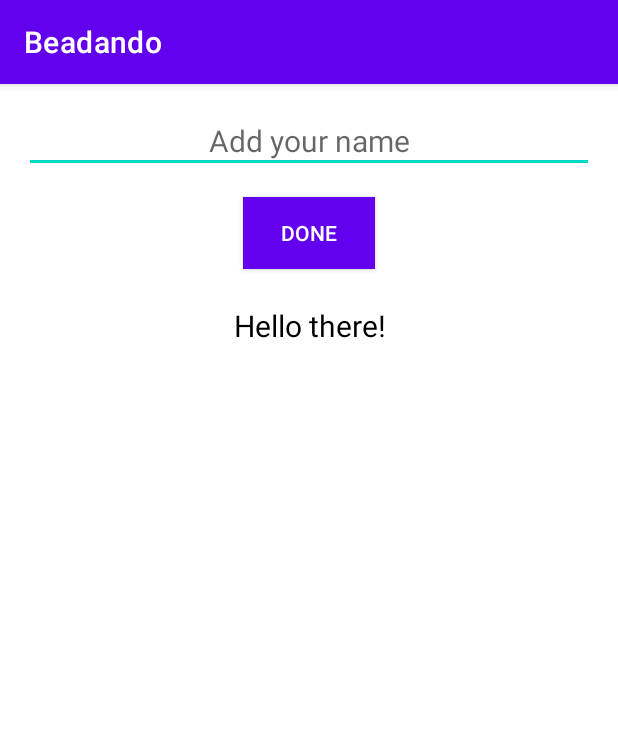
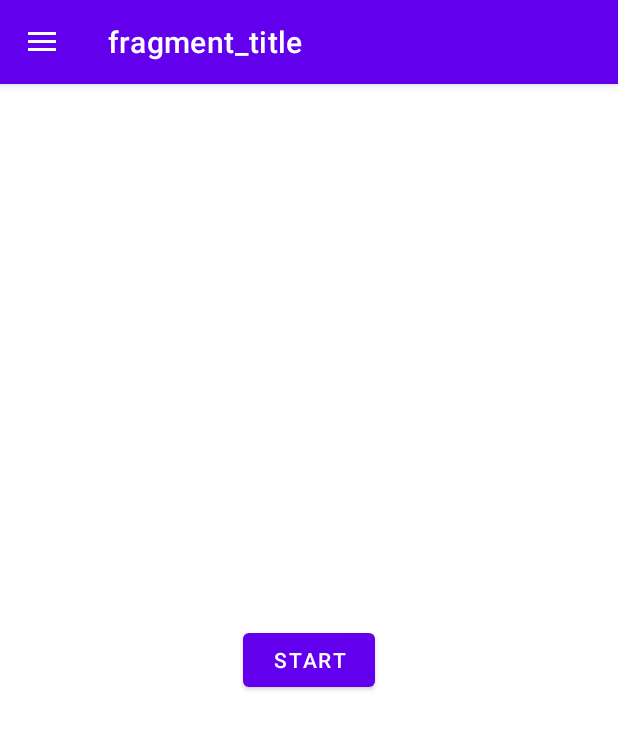
Before and after one commit to marcszeg/mobilHW, an Android app: the screen it shows after launch (MainActivity), on a phone screen of 412 x 824 dp. Shown: the top 729 px of the screen. Run offline under Robolectric (Android 15) with nearby library versions, the phone set to English and light mode, and no system bars; our stand-ins replace data binding, navigation-ui.

Commit message:
About és title fragment mukszik

```diff
--- a/app/build.gradle
+++ b/app/build.gradle
@@ -1,6 +1,7 @@
 plugins {
     id 'com.android.application'
     id 'kotlin-android'
+    id 'androidx.navigation.safeargs'
 }
 
 android {
@@ -43,6 +44,9 @@ dependencies {
     implementation 'androidx.appcompat:appcompat:1.2.0'
     implementation 'com.google.android.material:material:1.2.1'
     implementation 'androidx.constraintlayout:constraintlayout:2.0.4'
+    implementation 'androidx.legacy:legacy-support-v4:1.0.0'
+    implementation 'androidx.navigation:navigation-fragment-ktx:2.3.2'
+    implementation 'androidx.navigation:navigation-ui-ktx:2.3.2'
     testImplementation 'junit:junit:4.+'
     androidTestImplementation 'androidx.test.ext:junit:1.1.2'
     androidTestImplementation 'androidx.test.espresso:espresso-core:3.3.0'
--- a/app/src/main/java/com/example/beadando/MainActivity.kt
+++ b/app/src/main/java/com/example/beadando/MainActivity.kt
@@ -9,14 +9,20 @@ import android.widget.Button
 import android.widget.EditText
 import android.widget.TextView
 import androidx.databinding.DataBindingUtil
+import androidx.drawerlayout.widget.DrawerLayout
+import androidx.navigation.findNavController
+import androidx.navigation.ui.NavigationUI
 import com.example.beadando.databinding.ActivityMainBinding
 
 class MainActivity : AppCompatActivity() {
-    private lateinit var binding: ActivityMainBinding
+    /*private lateinit var binding: ActivityMainBinding
     private val myAnswer: MyAnswer = MyAnswer("Hello there!")
 
     override fun onCreate(savedInstanceState: Bundle?) {
         super.onCreate(savedInstanceState)
+
+        binding = DataBindingUtil.setContentView<ActivityMainBinding>(this, R.layout.activity_main)
+
         binding = DataBindingUtil.setContentView(this, R.layout.activity_main)
         //setContentView(R.layout.activity_main)                                        // E helyett a binding
 
@@ -63,5 +69,22 @@ class MainActivity : AppCompatActivity() {
         editText.requestFocus()                                                         // Billentyűzet megjelenítése
         val imm = getSystemService(Context.INPUT_METHOD_SERVICE) as InputMethodManager
         imm.showSoftInput(editText, 0)
+    }*/
+
+    private lateinit var drawerLayout: DrawerLayout
+
+    override fun onCreate(savedInstanceState: Bundle?) {
+        super.onCreate(savedInstanceState)
+        @Suppress("UNUSED_VARIABLE")
+        val binding = DataBindingUtil.setContentView<ActivityMainBinding>(this, R.layout.activity_main)
+        drawerLayout = binding.drawerLayout
+        val navController = this.findNavController(R.id.navHostFragment)
+        NavigationUI.setupActionBarWithNavController(this, navController, drawerLayout)
+        NavigationUI.setupWithNavController(binding.navView, navController)
+    }
+
+    override fun onSupportNavigateUp(): Boolean {
+        val navController = this.findNavController(R.id.navHostFragment)
+        return NavigationUI.navigateUp(navController, drawerLayout)
     }
 }
--- /dev/null
+++ b/app/src/main/java/com/example/beadando/TitleFragment.kt
@@ -0,0 +1,21 @@
+package com.example.beadando
+
+import android.os.Bundle
+import androidx.fragment.app.Fragment
+import android.view.LayoutInflater
+import android.view.View
+import android.view.ViewGroup
+import androidx.databinding.DataBindingUtil
+import androidx.navigation.findNavController
+import com.example.beadando.databinding.FragmentTitleBinding
+
+class TitleFragment : Fragment() {
+
+    override fun onCreateView(inflater: LayoutInflater, container: ViewGroup?, savedInstanceState: Bundle?): View? {
+        val binding = DataBindingUtil.inflate<FragmentTitleBinding>(inflater, R.layout.fragment_title, container,false)
+        binding.startButton.setOnClickListener {view: View ->
+            view.findNavController().navigate(TitleFragmentDirections.actionTitleFragmentToAppMainFragment())
+        }
+        return binding.root
+    }
+}
--- a/app/src/main/res/layout/activity_main.xml
+++ b/app/src/main/res/layout/activity_main.xml
@@ -1,65 +1,33 @@
 <?xml version="1.0" encoding="utf-8"?>
-<layout xmlns:tools="http://schemas.android.com/tools"
-    xmlns:android="http://schemas.android.com/apk/res/android">
 
-    <data>
-        <variable
-            name="myAnswer"
-            type="com.example.beadando.MyAnswer" />
-    </data>
+<layout xmlns:android="http://schemas.android.com/apk/res/android"
+    xmlns:app="http://schemas.android.com/apk/res-auto">
 
-    <LinearLayout
+    <androidx.drawerlayout.widget.DrawerLayout
+        android:id="@+id/drawerLayout"
         android:layout_width="match_parent"
-        android:layout_height="match_parent"
-        android:orientation="vertical"
-        tools:context=".MainActivity">
+        android:layout_height="match_parent" >
 
-        <!-- <fragment
-            android:id="@+id/titleFragment"
-            android:name="com.example.beadando.TitleFragment"
+        <LinearLayout
             android:layout_width="match_parent"
-            android:layout_height="match_parent" /> -->
+            android:layout_height="match_parent"
+            android:orientation="vertical">
 
-        <EditText
-            android:id="@+id/nameEdit"
-            style="@style/HelloStyle"
-            android:layout_width="match_parent"
-            android:layout_height="wrap_content"
-            android:ems="10"
-            android:hint="@string/add_your_name"
-            android:inputType="textPersonName"
-            android:textAlignment="center"
-            android:textColor="#000000" />
+            <fragment
+                android:id="@+id/navHostFragment"
+                android:name="androidx.navigation.fragment.NavHostFragment"
+                android:layout_width="match_parent"
+                android:layout_height="match_parent"
+                app:defaultNavHost="true"
+                app:navGraph="@navigation/navigation" />
+        </LinearLayout>
 
-        <Button
-            android:id="@+id/done_button"
-            style="@style/Widget.AppCompat.Button.Colored"
+        <com.google.android.material.navigation.NavigationView
+            android:id="@+id/navView"
             android:layout_width="wrap_content"
-            android:layout_height="wrap_content"
-            android:layout_gravity="center_horizontal"
-            android:background="#4CAF50"
-            android:text="@string/done"
-            android:textColor="#FFFFFF" />
-
-        <TextView
-            android:id="@+id/helloT"
-            style="@style/HelloStyle"
-            android:layout_width="match_parent"
-            android:layout_height="wrap_content"
-            android:text="@{myAnswer.hello}"
-            android:textAlignment="center"
-            android:textColor="#000000"
-            android:textColorHint="#323232" />
-
-        <TextView
-            android:id="@+id/answerText"
-            style="@style/HelloStyle"
-            android:layout_width="match_parent"
-            android:layout_height="wrap_content"
-            android:text="@{myAnswer.answer}"
-            android:textAlignment="center"
-            android:textColor="#000000"
-            android:visibility="gone" />
-
-    </LinearLayout>
-</layout>
+            android:layout_height="match_parent"
+            android:layout_gravity="start"
+            app:headerLayout="@layout/nav_header"
+            app:menu="@menu/navdrawer_menu"/>
+    </androidx.drawerlayout.widget.DrawerLayout>
+    </layout>
--- /dev/null
+++ b/app/src/main/res/layout/fragment_title.xml
@@ -0,0 +1,24 @@
+<?xml version="1.0" encoding="utf-8"?>
+
+<layout xmlns:android="http://schemas.android.com/apk/res/android"
+    xmlns:app="http://schemas.android.com/apk/res-auto"
+    xmlns:tools="http://schemas.android.com/tools"
+    tools:context=".TitleFragment">
+
+    <androidx.constraintlayout.widget.ConstraintLayout
+        android:id="@+id/titleConstraint"
+        android:layout_width="match_parent"
+        android:layout_height="match_parent">
+
+        <Button
+            android:id="@+id/startButton"
+            android:layout_width="wrap_content"
+            android:layout_height="wrap_content"
+            android:text="@string/start"
+            app:layout_constraintBottom_toBottomOf="parent"
+            app:layout_constraintEnd_toEndOf="parent"
+            app:layout_constraintStart_toStartOf="parent"
+            app:layout_constraintTop_toTopOf="parent" />
+    </androidx.constraintlayout.widget.ConstraintLayout>
+
+</layout>
--- /dev/null
+++ b/app/src/main/res/menu/navdrawer_menu.xml
@@ -0,0 +1,7 @@
+<?xml version="1.0" encoding="utf-8"?>
+<menu xmlns:android="http://schemas.android.com/apk/res/android">
+
+    <item
+        android:id="@+id/aboutFragment"
+        android:title="about" />
+</menu>
--- /dev/null
+++ b/app/src/main/res/navigation/navigation.xml
@@ -0,0 +1,30 @@
+<?xml version="1.0" encoding="utf-8"?>
+<navigation xmlns:android="http://schemas.android.com/apk/res/android"
+    xmlns:app="http://schemas.android.com/apk/res-auto"
+    xmlns:tools="http://schemas.android.com/tools"
+    android:id="@+id/navigation"
+    app:startDestination="@id/titleFragment" >
+
+    <fragment
+        android:id="@+id/titleFragment"
+        android:name="com.example.beadando.TitleFragment"
+        android:label="fragment_title"
+        tools:layout="@layout/fragment_title" >
+        <action
+            android:id="@+id/action_titleFragment_to_appMainFragment"
+            app:destination="@+id/appMainFragment" />
+    </fragment>
+
+    <fragment
+        android:id="@+id/appMainFragment"
+        android:name="com.example.beadando.AppMainFragment"
+        android:label="fragment_app_main"
+        tools:layout="@layout/fragment_app_main">
+    </fragment>
+
+    <fragment
+        android:id="@+id/aboutFragment"
+        android:name="com.example.beadando.AboutFragment"
+        android:label="fragment_about"
+        tools:layout="@layout/fragment_about" />
+</navigation>
--- a/app/src/main/res/values/strings.xml
+++ b/app/src/main/res/values/strings.xml
@@ -4,4 +4,6 @@
     <string name="helloT">Hello there!</string>
     <string name="done">Done</string>
     <string name="start">Start</string>
+    <string name="creator">Developed by Marcell Szegedi</string>
+    <string name="developDate">2020</string>
 </resources>
--- a/build.gradle
+++ b/build.gradle
@@ -6,6 +6,8 @@ buildscript {
         jcenter()
     }
     dependencies {
+        def nav_version = "2.3.2"
+        classpath "androidx.navigation:navigation-safe-args-gradle-plugin:$nav_version"
         classpath "com.android.tools.build:gradle:4.1.1"
         classpath "org.jetbrains.kotlin:kotlin-gradle-plugin:$kotlin_version"
 
```
Also changed, not shown: app/src/main/java/com/example/beadando/AboutFragment.kt (added, +14 -0 lines), app/src/main/java/com/example/beadando/AppMainFragment.kt (added, +79 -0 lines), app/src/main/res/layout/fragment_about.xml (added, +43 -0 lines), app/src/main/res/layout/fragment_app_main.xml (added, +65 -0 lines), app/src/main/res/layout/nav_header.xml (added, +12 -0 lines).
